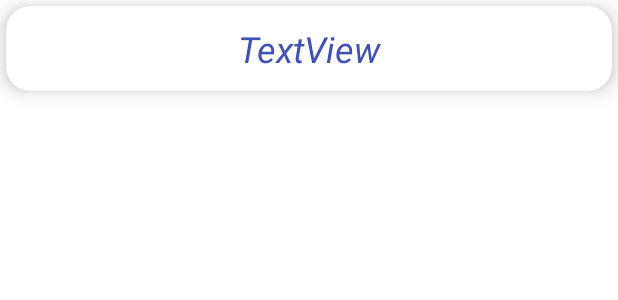
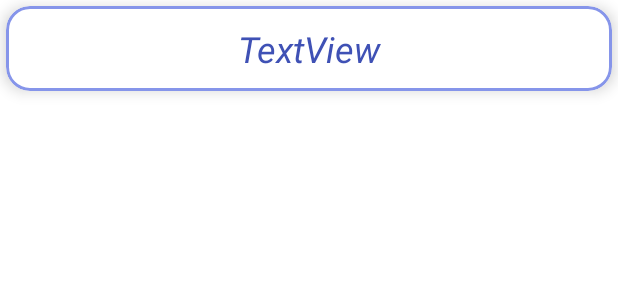
Before and after one commit to Siva-kumar-Improve10x/FakeStroreRetrofix, an Android app: the layout category_item.xml on its own in the app's theme, with its tools: preview values and no code run, on a phone screen of 412 x 824 dp. Shown: the top 300 px of the screen. Run offline under Robolectric (Android 15) with nearby library versions, the light colour scheme and no system bars.

Commit message:
done with design part few changes

```diff
--- a/app/src/main/res/layout/category_item.xml
+++ b/app/src/main/res/layout/category_item.xml
@@ -6,8 +6,9 @@
     android:layout_height="wrap_content"
     android:layout_margin="4dp"
     app:cardCornerRadius="16dp"
-    app:cardElevation="8dp">
-
+    app:cardElevation="6dp"
+    app:strokeColor="#8695EA"
+    app:strokeWidth="2dp">
 
     <androidx.constraintlayout.widget.ConstraintLayout
         android:layout_width="match_parent"
```
